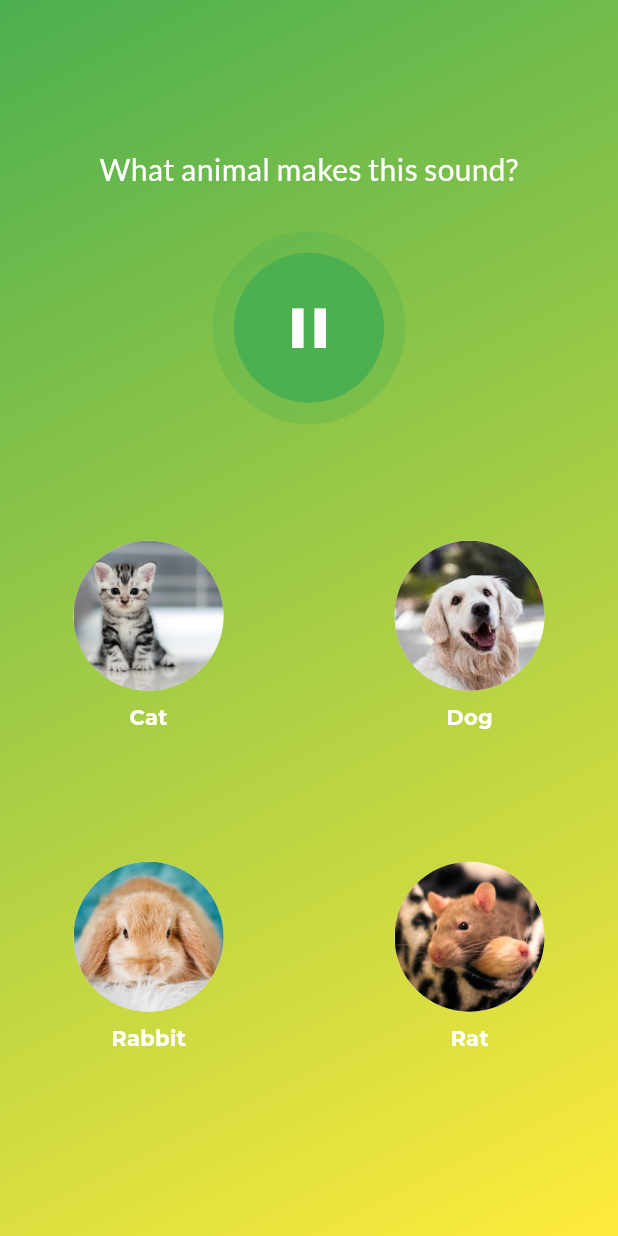
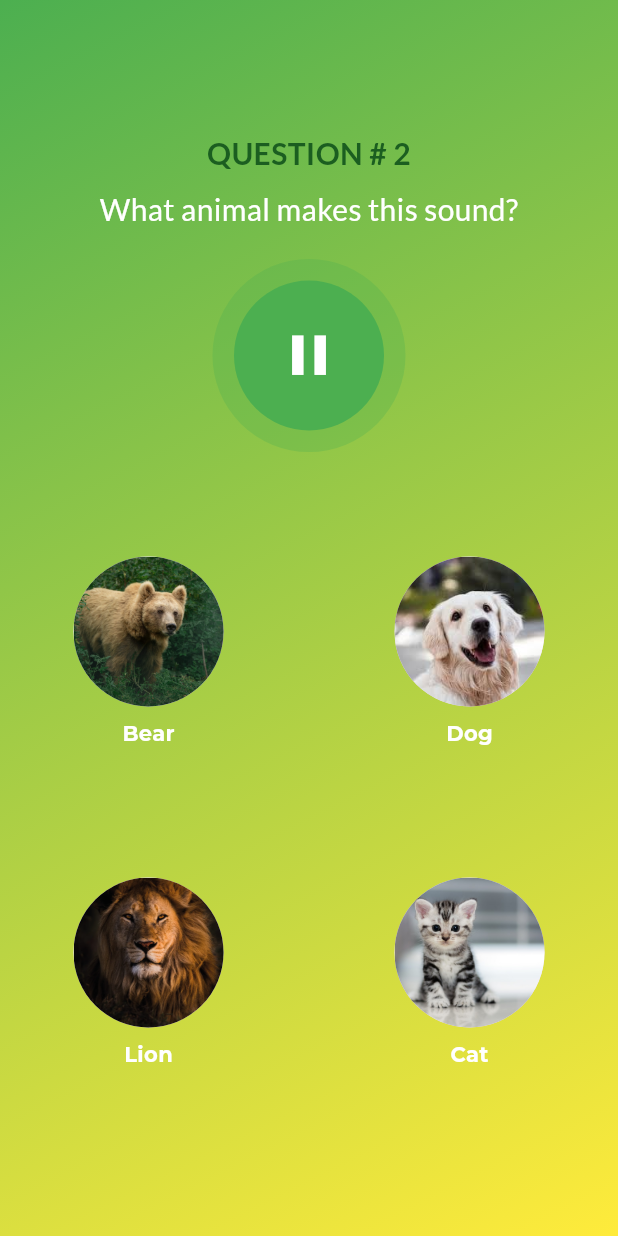
Before and after one commit to qaisershameer/nexus_quiz_app_gamification, a Flutter app: the screen it shows after launch, after a tap on "Start Quiz", after a tap on the "play arrow" icon, after a tap on "Eagle", on a phone screen of 412 x 824 dp. Run offline on Flutter 3.47's test engine with Material 3 defaults, Android fonts, the phone set to English and light mode, and no system bars; our stand-ins replace audioplayers, google_fonts.

Commit message:
Mar 07 KBS

```diff
--- a/lib/data/question_data.dart
+++ b/lib/data/question_data.dart
@@ -20,7 +20,20 @@ const List<QuizQuestion> questions = [
     "Owl",
   ),
 
-  // Question 2: Rabbit Sound
+  // Question 2: Sparrow Sound
+  QuizQuestion(
+      'What animal makes this sound?',
+      ['Bear', 'Dog', 'Lion', 'Cat'],
+      [
+        'assets/images/animals/bear.jpg',
+        'assets/images/animals/dog.jpg',
+        'assets/images/animals/lion.jpg',
+        'assets/images/animals/cat.jpg'
+      ],
+      'sound/lion.mp3',
+      'Lion'),
+
+  // Question 3: Rabbit Sound
   QuizQuestion(
     'What animal makes this sound?',
     [
@@ -39,37 +52,18 @@ const List<QuizQuestion> questions = [
     "Rabbit",
   ),
 
-  // Question 3: Raccoon Sound
-  QuizQuestion(
-    'What animal makes this sound?',
-    [
-      'Mouse',
-      'Raccoon',
-      'Lion',
-      'Bear',
-    ],
-    [
-      "assets/images/animals/rat.jpg",
-      "assets/images/animals/raccoon.jpg",
-      "assets/images/animals/lion.jpg",
-      "assets/images/animals/bear.jpg",
-    ],
-    "sound/raccoon.mp3",
-    "Raccoon",
-  ),
-
   // Question 4: Rat Sound
   QuizQuestion(
-    'What animal makes this sound?',
+    'What bird makes this sound?',
     [
-      'Cat',
-      'Dog',
+      'Raccoon',
+      'Sparrow',
       'Rabbit',
       'Rat',
     ],
     [
-      "assets/images/animals/cat.jpg",
-      "assets/images/animals/dog.jpg",
+      "assets/images/animals/raccoon.jpg",
+      "assets/images/animals/sparrow.jpg",
       "assets/images/animals/rabbit.jpg",
       "assets/images/animals/rat.jpg",
     ],
@@ -82,13 +76,13 @@ const List<QuizQuestion> questions = [
     'What animal makes this sound?',
     [
       'Squirrel',
-      'Dog',
+      'Eagle',
       'Rabbit',
       'Rat',
     ],
     [
       "assets/images/animals/squirrel.jpg",
-      "assets/images/animals/dog.jpg",
+      "assets/images/animals/eagle.jpg",
       "assets/images/animals/rabbit.jpg",
       "assets/images/animals/rat.jpg",
     ],
@@ -106,7 +100,7 @@ const List<QuizQuestion> questions = [
         'assets/images/animals/rabbit.jpg',
         'assets/images/animals/rat.jpg'
       ],
-      'sound/cat_sound.mp3',
+      'sound/cat.mp3',
       'Cat'),
 
   // Question 7: Owl Sound
@@ -122,7 +116,20 @@ const List<QuizQuestion> questions = [
       'sound/owl.mp3',
       'Owl'),
 
-  // Question 8: Rabbit Sound
+  // Question 8: Parrot Sound
+  QuizQuestion(
+      'What animal makes this sound?',
+      ['Parrot', 'Eagle', 'Lion', 'Dog'],
+      [
+        'assets/images/animals/parrot.jpg',
+        'assets/images/animals/eagle.jpg',
+        'assets/images/animals/lion.jpg',
+        'assets/images/animals/dog.jpg'
+      ],
+      'sound/parrot.mp3',
+      'Parrot'),
+
+  // Question 9: Rabbit Sound
   QuizQuestion(
       'What animal makes this sound?',
       ['Cat', 'Dog', 'Rabbit', 'Squirrel'],
@@ -135,7 +142,7 @@ const List<QuizQuestion> questions = [
       'sound/rabbit.mp3',
       'Rabbit'),
 
-  // Question 9: Squirrel Sound
+  // Question 10: Squirrel Sound
   QuizQuestion(
       'What animal makes this sound?',
       ['Squirrel', 'Dog', 'Lion', 'Bear'],
@@ -148,7 +155,7 @@ const List<QuizQuestion> questions = [
       'sound/squirrel.mp3',
       'Squirrel'),
 
-  // Question 10: Dog Sound (assuming it's available)
+  // Question 11: Dog Sound (assuming it's available)
   QuizQuestion(
       'What animal makes this sound?',
       ['Cat', 'Dog', 'Bear', 'Lion'],
@@ -158,70 +165,65 @@ const List<QuizQuestion> questions = [
         'assets/images/animals/bear.jpg',
         'assets/images/animals/lion.jpg'
       ],
-      'sound/cat_sound.mp3',
-      'Cat'),
+      'sound/dog.mp3',
+      'Dog'),
 
-  // // Question 11: Lion Sound
-  // QuizQuestion(
-  //     'What animal makes this sound?',
-  //     ['Lion', 'Eagle', 'Sparrow', 'Bear'],
-  //     [
-  //       'assets/images/animals/lion.jpg',
-  //       'assets/images/animals/eagle.jpg',
-  //       'assets/images/animals/sparrow.jpg',
-  //       'assets/images/animals/bear.jpg'
-  //     ],
-  //     'sound/lion_sound.mp3',
-  //     'Lion'),
-  //
-  // // Question 12: Bear Sound
-  // QuizQuestion(
-  //     'What animal makes this sound?',
-  //     ['Bear', 'Cat', 'Rabbit', 'Parrot'],
-  //     [
-  //       'assets/images/animals/bear.jpg',
-  //       'assets/images/animals/cat.jpg',
-  //       'assets/images/animals/rabbit.jpg',
-  //       'assets/images/animals/parrot.jpg'
-  //     ],
-  //     'sound/bear_sound.mp3',
-  //     'Bear'),
-  //
-  // // Question 13: Parrot Sound
-  // QuizQuestion(
-  //     'What animal makes this sound?',
-  //     ['Parrot', 'Eagle', 'Lion', 'Dog'],
-  //     [
-  //       'assets/images/animals/parrot.jpg',
-  //       'assets/images/animals/eagle.jpg',
-  //       'assets/images/animals/lion.jpg',
-  //       'assets/images/animals/dog.jpg'
-  //     ],
-  //     'sound/parrot_sound.mp3',
-  //     'Parrot'),
-  //
-  // // Question 14: Eagle Sound
-  // QuizQuestion(
-  //     'What animal makes this sound?',
-  //     ['Eagle', 'Rabbit', 'Sparrow', 'Bear'],
-  //     [
-  //       'assets/images/animals/eagle.jpg',
-  //       'assets/images/animals/rabbit.jpg',
-  //       'assets/images/animals/sparrow.jpg',
-  //       'assets/images/animals/bear.jpg'
-  //     ],
-  //     'sound/animals/eagle_sound.mp3',
-  //     'Eagle'),
-  // // Question 15: Sparrow Sound
-  // QuizQuestion(
-  //     'What animal makes this sound?',
-  //     ['Sparrow', 'Rat', 'Lion', 'Cat'],
-  //     [
-  //       'assets/images/animals/sparrow.jpg',
-  //       'assets/images/animals/rat.jpg',
-  //       'assets/images/animals/lion.jpg',
-  //       'assets/images/animals/cat.jpg'
-  //     ],
-  //     'sound/sparrow_sound.mp3',
-  //     'Sparrow'),
+  // Question 12: Lion Sound
+  QuizQuestion(
+      'What animal makes this sound?',
+      ['Lion', 'Eagle', 'Sparrow', 'Bear'],
+      [
+        'assets/images/animals/lion.jpg',
+        'assets/images/animals/eagle.jpg',
+        'assets/images/animals/sparrow.jpg',
+        'assets/images/animals/bear.jpg'
+      ],
+      'sound/lion.mp3',
+      'Lion'),
+
+  // Question 13: Bear Sound
+  QuizQuestion(
+      'What animal makes this sound?',
+      ['Bear', 'Cat', 'Rabbit', 'Dog'],
+      [
+        'assets/images/animals/bear.jpg',
+        'assets/images/animals/cat.jpg',
+        'assets/images/animals/rabbit.jpg',
+        'assets/images/animals/dog.jpg'
+      ],
+      'sound/dog.mp3',
+      'Dog'),
+
+  // Question 14: Eagle Sound
+  QuizQuestion(
+      'What animal makes this sound?',
+      ['Eagle', 'Rabbit', 'Sparrow', 'Bear'],
+      [
+        'assets/images/animals/eagle.jpg',
+        'assets/images/animals/rabbit.jpg',
+        'assets/images/animals/sparrow.jpg',
+        'assets/images/animals/bear.jpg'
+      ],
+      'sound/eagle.mp3',
+      'Eagle'),
+
+  // Question 15: Raccoon Sound
+  QuizQuestion(
+    'What Animal makes this sound?',
+    [
+      'Dog',
+      'Raccoon',
+      'Rat',
+      'Parrot',
+    ],
+    [
+      "assets/images/animals/owl.jpg",
+      "assets/images/animals/raccoon.jpg",
+      "assets/images/animals/rat.jpg",
+      "assets/images/animals/parrot.jpg",
+    ],
+    "sound/raccoon.mp3",
+    "Raccoon",
+  ),
+
 ];
--- a/lib/screens/question_screen.dart
+++ b/lib/screens/question_screen.dart
@@ -71,7 +71,7 @@ class _QuestionScreenState extends State<QuestionScreen>
             behavior: SnackBarBehavior.floating,
             backgroundColor: Colors.red,
             content: Text('Cannot Playing Audio.')));
-        print(e);
+        // print(e);
       }
     }
   }
@@ -106,6 +106,19 @@ class _QuestionScreenState extends State<QuestionScreen>
             Column(
               children: [
                 Text(
+                  'QUESTION # ${currentQuestionIndex+1}',
+                  textAlign: TextAlign.center,
+                  style: GoogleFonts.lato(
+                    color: Colors.green.shade900,
+                    fontSize: 20,
+                    fontWeight: FontWeight.bold,
+                    decoration: TextDecoration.none,
+                  ),
+                ),
+                const SizedBox(
+                  height: 8.0,
+                ),
+                Text(
                   currentQuestion.text,
                   textAlign: TextAlign.center,
                   style: GoogleFonts.lato(
@@ -115,7 +128,7 @@ class _QuestionScreenState extends State<QuestionScreen>
                   ),
                 ),
                 const SizedBox(
-                  height: 16.0,
+                  height: 8.0,
                 ),
                 GestureDetector(
                   onTap: () => playAudio(audioPath: currentQuestion.audioPath),
@@ -149,7 +162,7 @@ class _QuestionScreenState extends State<QuestionScreen>
               ],
             ),
             const SizedBox(
-              height: 32.0,
+              height: 24.0,
             ),
             SizedBox(
               height: 400,
```
Also changed, not shown: 3 other files.
